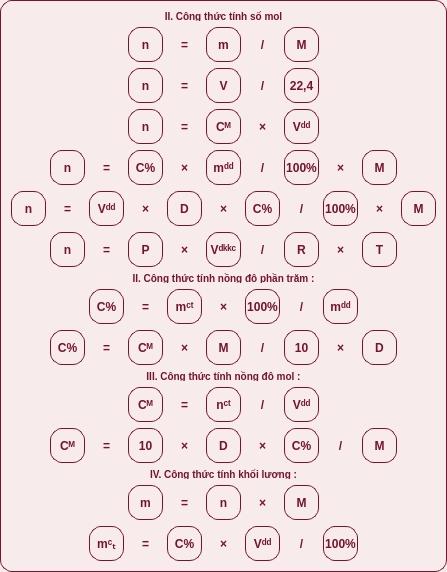
First picture: the form in formula1.ui, repository aokumori/hoahocvui, before the edit.
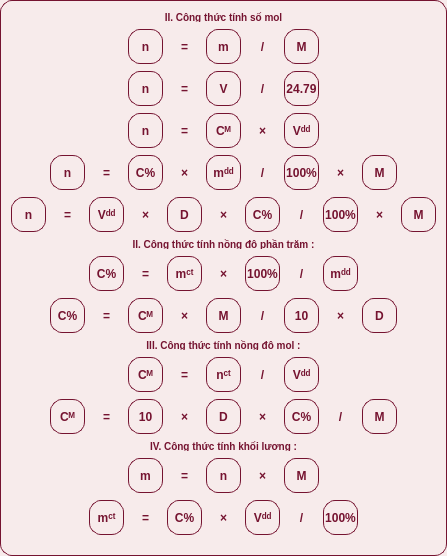
Second picture: the form after the edit.

Diff of the .ui file:
```diff
--- a/formula1.ui
+++ b/formula1.ui
@@ -401,7 +401,7 @@
         </size>
        </property>
        <property name="text">
-        <string>22,4</string>
+        <string>24.79</string>
        </property>
        <property name="alignment">
         <set>Qt::AlignCenter</set>
@@ -1277,311 +1277,6 @@
      </item>
     </layout>
    </item>
-   <item>
-    <layout class="QHBoxLayout" name="formula_6">
-     <property name="spacing">
-      <number>4</number>
-     </property>
-     <item>
-      <spacer name="horizontalSpacer_2">
-       <property name="orientation">
-        <enum>Qt::Horizontal</enum>
-       </property>
-       <property name="sizeHint" stdset="0">
-        <size>
-         <width>40</width>
-         <height>20</height>
-        </size>
-       </property>
-      </spacer>
-     </item>
-     <item>
-      <widget class="QLabel" name="label_6_0">
-       <property name="sizePolicy">
-        <sizepolicy hsizetype="Fixed" vsizetype="Fixed">
-         <horstretch>0</horstretch>
-         <verstretch>0</verstretch>
-        </sizepolicy>
-       </property>
-       <property name="minimumSize">
-        <size>
-         <width>35</width>
-         <height>35</height>
-        </size>
-       </property>
-       <property name="maximumSize">
-        <size>
-         <width>35</width>
-         <height>35</height>
-        </size>
-       </property>
-       <property name="text">
-        <string>n</string>
-       </property>
-       <property name="alignment">
-        <set>Qt::AlignCenter</set>
-       </property>
-      </widget>
-     </item>
-     <item>
-      <widget class="QLabel" name="label_6_1">
-       <property name="sizePolicy">
-        <sizepolicy hsizetype="Fixed" vsizetype="Fixed">
-         <horstretch>0</horstretch>
-         <verstretch>0</verstretch>
-        </sizepolicy>
-       </property>
-       <property name="minimumSize">
-        <size>
-         <width>35</width>
-         <height>35</height>
-        </size>
-       </property>
-       <property name="maximumSize">
-        <size>
-         <width>35</width>
-         <height>35</height>
-        </size>
-       </property>
-       <property name="styleSheet">
-        <string notr="true">
-font-size:12px;
-border: 0px</string>
-       </property>
-       <property name="text">
-        <string>=</string>
-       </property>
-       <property name="alignment">
-        <set>Qt::AlignCenter</set>
-       </property>
-      </widget>
-     </item>
-     <item>
-      <widget class="QLabel" name="label_6_2">
-       <property name="sizePolicy">
-        <sizepolicy hsizetype="Fixed" vsizetype="Fixed">
-         <horstretch>0</horstretch>
-         <verstretch>0</verstretch>
-        </sizepolicy>
-       </property>
-       <property name="minimumSize">
-        <size>
-         <width>35</width>
-         <height>35</height>
-        </size>
-       </property>
-       <property name="maximumSize">
-        <size>
-         <width>35</width>
-         <height>35</height>
-        </size>
-       </property>
-       <property name="text">
-        <string>P</string>
-       </property>
-       <property name="alignment">
-        <set>Qt::AlignCenter</set>
-       </property>
-      </widget>
-     </item>
-     <item>
-      <widget class="QLabel" name="label_6_3">
-       <property name="sizePolicy">
-        <sizepolicy hsizetype="Fixed" vsizetype="Fixed">
-         <horstretch>0</horstretch>
-         <verstretch>0</verstretch>
-        </sizepolicy>
-       </property>
-       <property name="minimumSize">
-        <size>
-         <width>35</width>
-         <height>35</height>
-        </size>
-       </property>
-       <property name="maximumSize">
-        <size>
-         <width>35</width>
-         <height>35</height>
-        </size>
-       </property>
-       <property name="styleSheet">
-        <string notr="true">
-font-size:12px;
-border: 0px</string>
-       </property>
-       <property name="text">
-        <string>×</string>
-       </property>
-       <property name="alignment">
-        <set>Qt::AlignCenter</set>
-       </property>
-      </widget>
-     </item>
-     <item>
-      <widget class="QLabel" name="label_6_4">
-       <property name="sizePolicy">
-        <sizepolicy hsizetype="Fixed" vsizetype="Fixed">
-         <horstretch>0</horstretch>
-         <verstretch>0</verstretch>
-        </sizepolicy>
-       </property>
-       <property name="minimumSize">
-        <size>
-         <width>35</width>
-         <height>35</height>
-        </size>
-       </property>
-       <property name="maximumSize">
-        <size>
-         <width>35</width>
-         <height>35</height>
-        </size>
-       </property>
-       <property name="text">
-        <string>Vᵈᵏᵏᶜ</string>
-       </property>
-       <property name="alignment">
-        <set>Qt::AlignCenter</set>
-       </property>
-      </widget>
-     </item>
-     <item>
-      <widget class="QLabel" name="label_6_5">
-       <property name="sizePolicy">
-        <sizepolicy hsizetype="Fixed" vsizetype="Fixed">
-         <horstretch>0</horstretch>
-         <verstretch>0</verstretch>
-        </sizepolicy>
-       </property>
-       <property name="minimumSize">
-        <size>
-         <width>35</width>
-         <height>35</height>
-        </size>
-       </property>
-       <property name="maximumSize">
-        <size>
-         <width>35</width>
-         <height>35</height>
-        </size>
-       </property>
-       <property name="styleSheet">
-        <string notr="true">
-font-size:12px;
-border: 0px</string>
-       </property>
-       <property name="text">
-        <string>/</string>
-       </property>
-       <property name="alignment">
-        <set>Qt::AlignCenter</set>
-       </property>
-      </widget>
-     </item>
-     <item>
-      <widget class="QLabel" name="label_6_6">
-       <property name="sizePolicy">
-        <sizepolicy hsizetype="Fixed" vsizetype="Fixed">
-         <horstretch>0</horstretch>
-         <verstretch>0</verstretch>
-        </sizepolicy>
-       </property>
-       <property name="minimumSize">
-        <size>
-         <width>35</width>
-         <height>35</height>
-        </size>
-       </property>
-       <property name="maximumSize">
-        <size>
-         <width>35</width>
-         <height>35</height>
-        </size>
-       </property>
-       <property name="text">
-        <string>R</string>
-       </property>
-       <property name="alignment">
-        <set>Qt::AlignCenter</set>
-       </property>
-      </widget>
-     </item>
-     <item>
-      <widget class="QLabel" name="label_6_7">
-       <property name="sizePolicy">
-        <sizepolicy hsizetype="Fixed" vsizetype="Fixed">
-         <horstretch>0</horstretch>
-         <verstretch>0</verstretch>
-        </sizepolicy>
-       </property>
-       <property name="minimumSize">
-        <size>
-         <width>35</width>
-         <height>35</height>
-        </size>
-       </property>
-       <property name="maximumSize">
-        <size>
-         <width>35</width>
-         <height>35</height>
-        </size>
-       </property>
-       <property name="styleSheet">
-        <string notr="true">
-font-size:12px;
-border: 0px</string>
-       </property>
-       <property name="text">
-        <string>×</string>
-       </property>
-       <property name="alignment">
-        <set>Qt::AlignCenter</set>
-       </property>
-      </widget>
-     </item>
-     <item>
-      <widget class="QLabel" name="label_6_8">
-       <property name="sizePolicy">
-        <sizepolicy hsizetype="Fixed" vsizetype="Fixed">
-         <horstretch>0</horstretch>
-         <verstretch>0</verstretch>
-        </sizepolicy>
-       </property>
-       <property name="minimumSize">
-        <size>
-         <width>35</width>
-         <height>35</height>
-        </size>
-       </property>
-       <property name="maximumSize">
-        <size>
-         <width>35</width>
-         <height>35</height>
-        </size>
-       </property>
-       <property name="text">
-        <string>T</string>
-       </property>
-       <property name="alignment">
-        <set>Qt::AlignCenter</set>
-       </property>
-      </widget>
-     </item>
-     <item>
-      <spacer name="horizontalSpacer_8">
-       <property name="orientation">
-        <enum>Qt::Horizontal</enum>
-       </property>
-       <property name="sizeHint" stdset="0">
-        <size>
-         <width>40</width>
-         <height>20</height>
-        </size>
-       </property>
-      </spacer>
-     </item>
-    </layout>
-   </item>
    <item>
     <widget class="QLabel" name="heading_7">
      <property name="sizePolicy">
@@ -2941,7 +2636,7 @@
         </size>
        </property>
        <property name="text">
-        <string>mᶜₜ</string>
+        <string>mᶜᵗ</string>
        </property>
        <property name="alignment">
         <set>Qt::AlignCenter</set>
```
